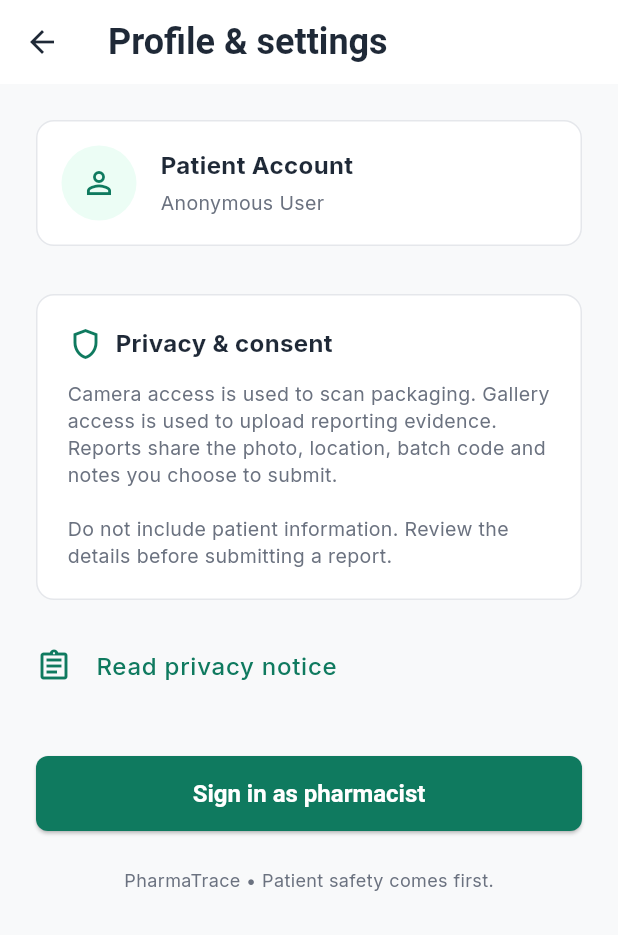
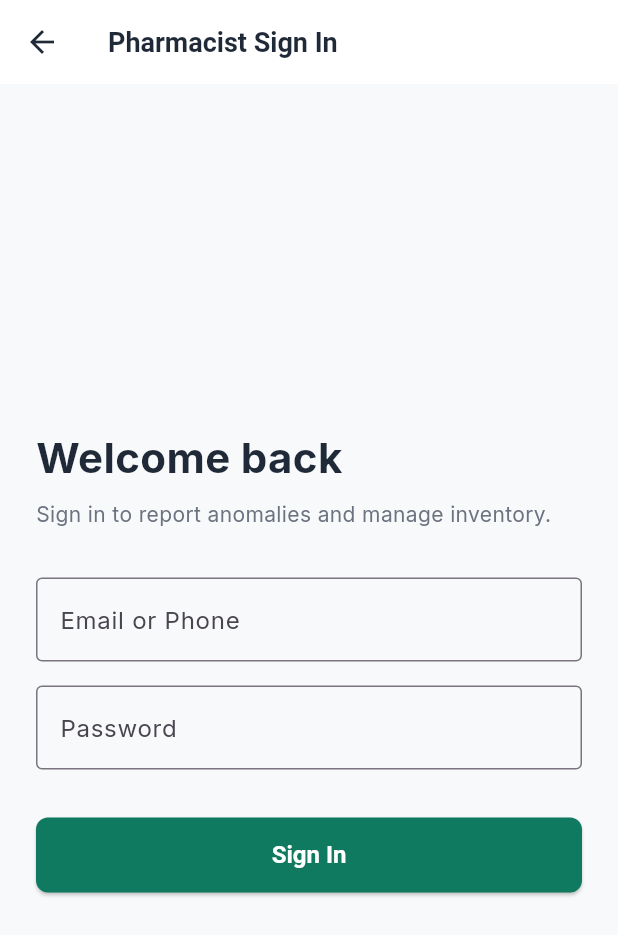
Before and after one commit to TammyBriggs/PharmaTrace, a Flutter app: the ProfileScreen screen opened directly, after a tap on "Sign in as pharmacist", on a phone screen of 412 x 824 dp. Shown: the top 935 px of the screen. Run offline on Flutter 3.47's test engine with Material 3 defaults, Android fonts, the light colour scheme and no system bars; our stand-ins replace google_fonts, shared_preferences, shimmer; missing offline and left inert: mobile_scanner; accounts and stored records are empty; network calls fail.

Commit message:
integrated node.js backend authentication, jwt storage, and pharmacist login ui. Also resolved keyboard overflow on login screen and configured local network routing

```diff
--- a/pharmatrace_mobile/lib/core/auth_manager.dart
+++ b/pharmatrace_mobile/lib/core/auth_manager.dart
@@ -9,25 +9,32 @@ class AuthManager {
   bool isPharmacist = false;
   String userName = "Guest User";
   String profilePicPath = "";
+  String? jwtToken; // Added to store the authentication token
 
   Future<void> init() async {
     _prefs = await SharedPreferences.getInstance();
     isPharmacist = _prefs.getBool('isPharmacist') ?? false;
     userName = _prefs.getString('userName') ?? (isPharmacist ? "Pharmacist Account" : "Patient Account");
     profilePicPath = _prefs.getString('profilePicPath') ?? "";
+    jwtToken = _prefs.getString('jwtToken'); // Retrieve saved token
   }
 
-  Future<void> loginAsPharmacist() async {
+  // Updated to accept real user data from Node.js backend
+  Future<void> loginAsPharmacist(String token, String name) async {
     isPharmacist = true;
-    userName = "Pharmacist account"; // Default from design
+    userName = name;
+    jwtToken = token;
     await _prefs.setBool('isPharmacist', true);
-    await _prefs.setString('userName', userName);
+    await _prefs.setString('userName', name);
+    await _prefs.setString('jwtToken', token);
   }
 
   Future<void> logout() async {
     isPharmacist = false;
     userName = "Patient Account";
+    jwtToken = null;
     await _prefs.setBool('isPharmacist', false);
     await _prefs.setString('userName', userName);
+    await _prefs.remove('jwtToken'); // Clear the token securely
   }
 }
--- /dev/null
+++ b/pharmatrace_mobile/lib/features/auth/login_screen.dart
@@ -0,0 +1,104 @@
+import 'package:flutter/material.dart';
+import '../../core/theme.dart';
+import '../../core/auth_manager.dart';
+import '../../data/services/api_service.dart';
+import '../../core/main_navigation.dart';
+
+class LoginScreen extends StatefulWidget {
+  const LoginScreen({Key? key}) : super(key: key);
+
+  @override
+  State<LoginScreen> createState() => _LoginScreenState();
+}
+
+class _LoginScreenState extends State<LoginScreen> {
+  final _contactController = TextEditingController();
+  final _passwordController = TextEditingController();
+  bool _isLoading = false;
+  String? _errorMessage;
+
+  Future<void> _handleLogin() async {
+    setState(() {
+      _isLoading = true;
+      _errorMessage = null;
+    });
+
+    try {
+      final data = await ApiService.login(
+        _contactController.text.trim(),
+        _passwordController.text.trim(),
+      );
+
+      // Save token and user info locally
+      await AuthManager().loginAsPharmacist(data['token'], data['user']['name']);
+
+      if (!mounted) return;
+      Navigator.pushReplacement(
+        context,
+        MaterialPageRoute(builder: (context) => const MainNavigationScreen()),
+      );
+    } catch (e) {
+      setState(() => _errorMessage = e.toString().replaceAll('Exception: ', ''));
+    } finally {
+      if (mounted) setState(() => _isLoading = false);
+    }
+  }
+
+  @override
+    Widget build(BuildContext context) {
+      return Scaffold(
+        appBar: AppBar(title: const Text('Pharmacist Sign In')),
+        body: SafeArea(
+          child: Center(
+            child: SingleChildScrollView(
+              padding: const EdgeInsets.all(24.0),
+              child: Column(
+                crossAxisAlignment: CrossAxisAlignment.start,
+                mainAxisAlignment: MainAxisAlignment.center,
+                children: [
+                  const Text(
+                    'Welcome back',
+                    style: TextStyle(fontSize: 28, fontWeight: FontWeight.bold),
+                  ),
+                  const SizedBox(height: 8),
+                  const Text(
+                    'Sign in to report anomalies and manage inventory.',
+                    style: TextStyle(color: AppTheme.textSecondary),
+                  ),
+                  const SizedBox(height: 32),
+                  TextField(
+                    controller: _contactController,
+                    keyboardType: TextInputType.emailAddress,
+                    decoration: const InputDecoration(
+                      labelText: 'Email or Phone',
+                      border: OutlineInputBorder(),
+                    ),
+                  ),
+                  const SizedBox(height: 16),
+                  TextField(
+                    controller: _passwordController,
+                    obscureText: true,
+                    decoration: const InputDecoration(
+                      labelText: 'Password',
+                      border: OutlineInputBorder(),
+                    ),
+                  ),
+                  if (_errorMessage != null) ...[
+                    const SizedBox(height: 16),
+                    Text(_errorMessage!, style: const TextStyle(color: AppTheme.statusFlagged)),
+                  ],
+                  const SizedBox(height: 32),
+                  ElevatedButton(
+                    onPressed: _isLoading ? null : _handleLogin,
+                    child: _isLoading
+                        ? const SizedBox(height: 20, width: 20, child: CircularProgressIndicator(color: Colors.white, strokeWidth: 2))
+                        : const Text('Sign In'),
+                  ),
+                ],
+              ),
+            ),
+          ),
+        ),
+      );
+    }
+   }
--- a/pharmatrace_mobile/lib/features/profile/pharmacist_profile_screen.dart
+++ b/pharmatrace_mobile/lib/features/profile/pharmacist_profile_screen.dart
@@ -3,6 +3,7 @@ import '../../core/theme.dart';
 import '../../core/auth_manager.dart';
 import '../onboarding/onboarding_screen.dart';
 import 'report_product_screen.dart';
+import '../auth/login_screen.dart';
 
 class ProfileScreen extends StatefulWidget {
   const ProfileScreen({Key? key}) : super(key: key);
@@ -121,11 +122,14 @@ class _ProfileScreenState extends State<ProfileScreen> {
             )
           else
             ElevatedButton(
-              onPressed: () async {
-                // Mock login flow for prototype testing
-                await AuthManager().loginAsPharmacist();
-                setState(() {}); // Refresh to show pharmacist UI
-              },
+              onPressed: () {
+                  Navigator.push(
+                    context,
+                    MaterialPageRoute(
+                      builder: (context) => const LoginScreen(),
+                    ),
+                  );
+                },
               child: const Text('Sign in as pharmacist'),
             ),
 
--- a/pharmatrace_mobile/pubspec.yaml
+++ b/pharmatrace_mobile/pubspec.yaml
@@ -17,6 +17,7 @@ dependencies:
   mobile_scanner: ^5.0.0
   shared_preferences: ^2.2.2
   image_picker: ^1.0.4
+  http: ^1.6.0
 
   # cupertino_icons: ^1.0.8
 
```
Also changed, not shown: pharmatrace_mobile/lib/data/services/api_service.dart (added, +28 -0 lines), pharmatrace_mobile/lib/features/onboarding/onboarding_screen.dart (+3 -6 lines), pharmatrace_mobile/pubspec.lock.
